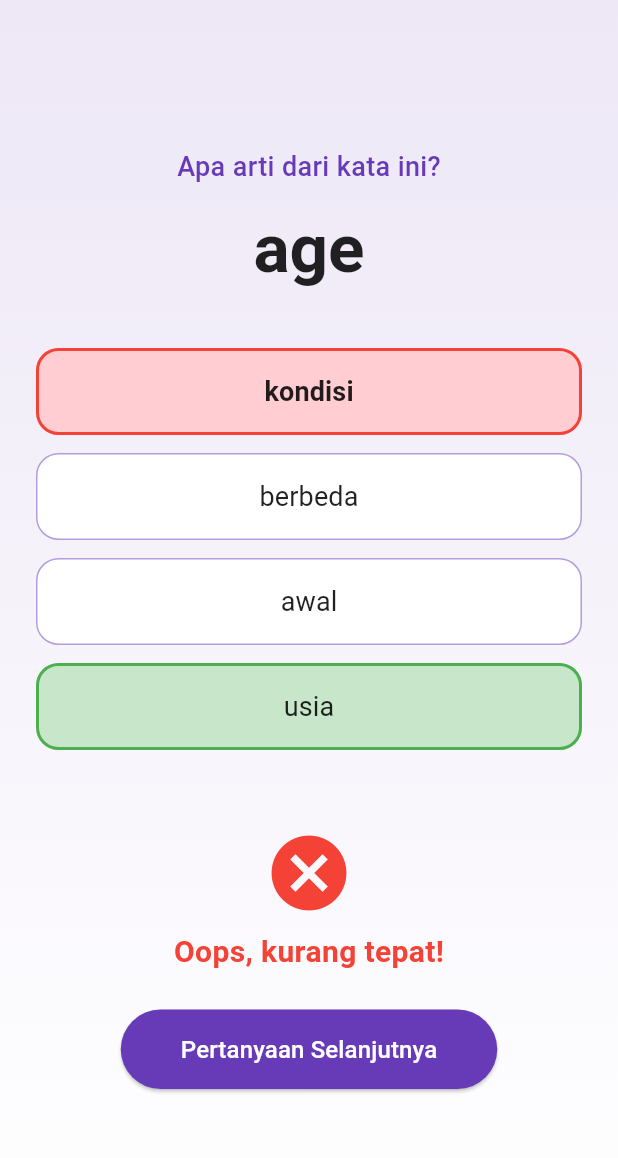
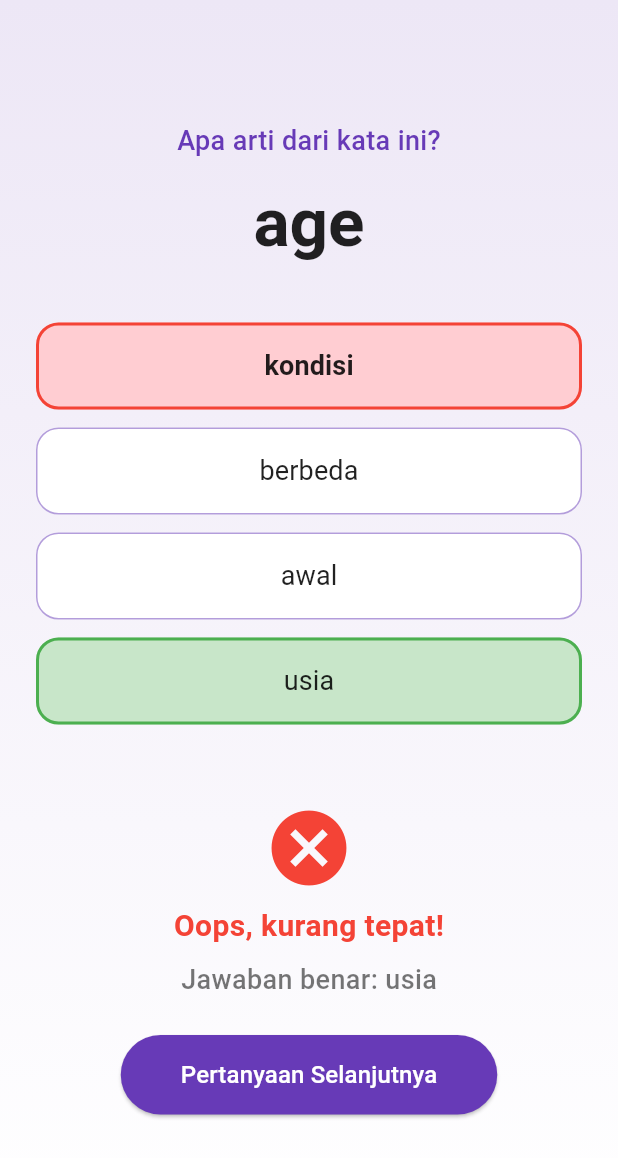
Before and after one commit to Gansputra/FluentId, a Flutter app: the screen it shows after launch, after a tap on "kondisi", on a phone screen of 412 x 824 dp. Shown: the top 1158 px of the screen. Run offline on Flutter 3.47's test engine with Material 3 defaults, Android fonts, the light colour scheme and no system bars.

Commit message:
menampilkan jawaban yang benar jika user salah memilih

```diff
--- a/lib/screens/home_screen.dart
+++ b/lib/screens/home_screen.dart
@@ -129,6 +129,17 @@ class _HomeScreenState extends State<HomeScreen> {
                           color: _isCorrect! ? Colors.green : Colors.red,
                         ),
                       ),
+                      if (!_isCorrect!) ...[
+                        const SizedBox(height: 8),
+                        Text(
+                          "Jawaban benar: ${_currentVocab!.meaning}",
+                          style: const TextStyle(
+                            fontSize: 18,
+                            fontWeight: FontWeight.w500,
+                            color: Colors.black54,
+                          ),
+                        ),
+                      ],
                       const SizedBox(height: 24),
                       ElevatedButton(
                         onPressed: () => _generateNewQuiz(allVocabs),
```
